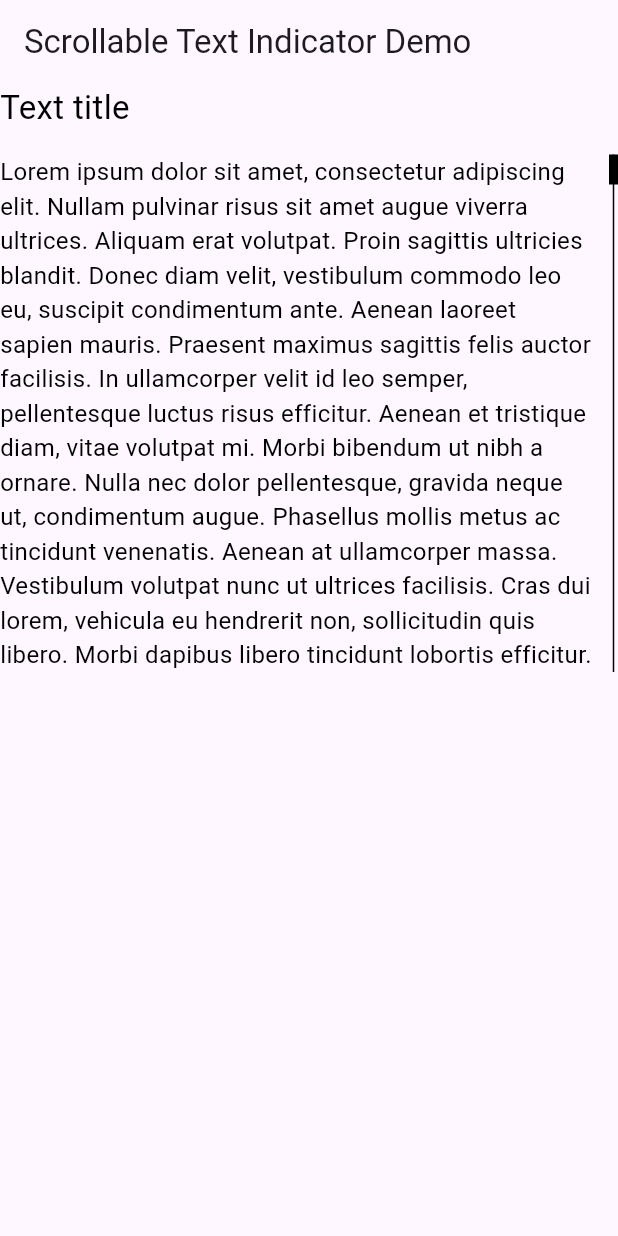
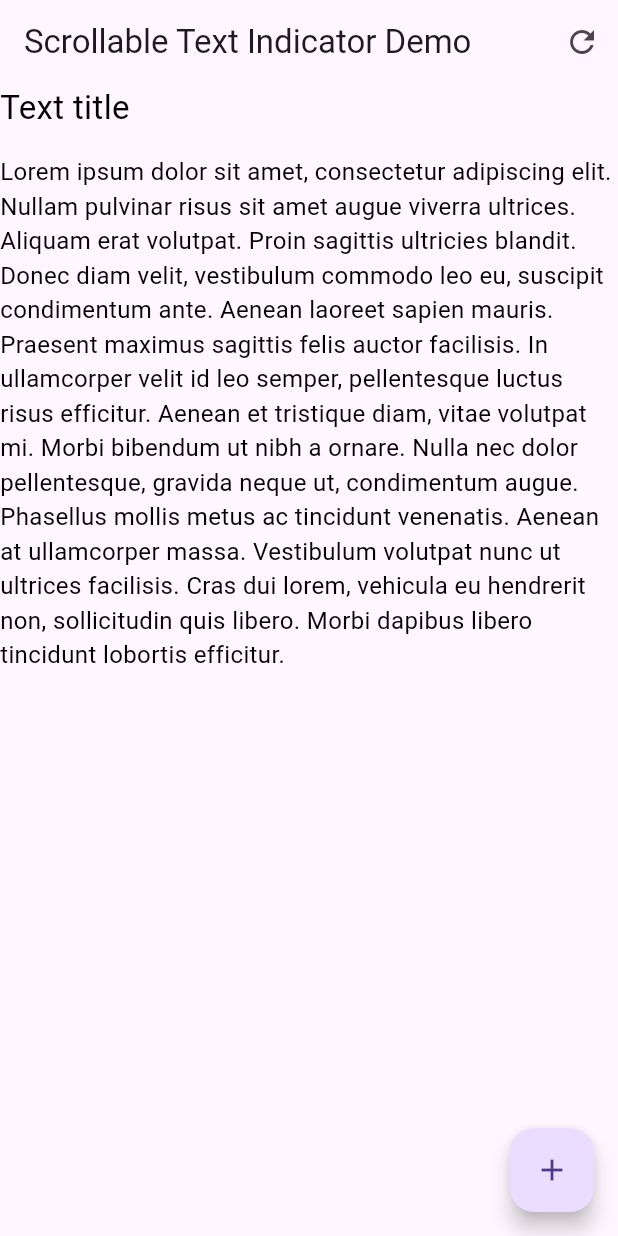
Before and after one commit to SlavisDEV/scrollable_text_indicator, a Flutter app: the screen it shows after launch, on a phone screen of 412 x 824 dp. Run offline on Flutter 3.47's test engine with Material 3 defaults, Android fonts, the phone set to English and light mode, and no system bars.

Commit message:
hide scrollbar when content is not scrollable

```diff
--- a/example/lib/main.dart
+++ b/example/lib/main.dart
@@ -23,6 +23,7 @@ class MyApp extends StatelessWidget {
 
 class MyHomePage extends StatefulWidget {
   const MyHomePage({super.key, required this.title});
+
   final String title;
 
   @override
@@ -30,30 +31,59 @@ class MyHomePage extends StatefulWidget {
 }
 
 class _MyHomePageState extends State<MyHomePage> {
+  final String _template =
+      'Lorem ipsum dolor sit amet, consectetur adipiscing elit. Nullam pulvinar risus sit amet augue viverra ultrices. Aliquam erat volutpat. Proin sagittis ultricies blandit. Donec diam velit, vestibulum commodo leo eu, suscipit condimentum ante. Aenean laoreet sapien mauris. Praesent maximus sagittis felis auctor facilisis. In ullamcorper velit id leo semper, pellentesque luctus risus efficitur. Aenean et tristique diam, vitae volutpat mi. Morbi bibendum ut nibh a ornare. Nulla nec dolor pellentesque, gravida neque ut, condimentum augue. Phasellus mollis metus ac tincidunt venenatis. Aenean at ullamcorper massa. Vestibulum volutpat nunc ut ultrices facilisis. Cras dui lorem, vehicula eu hendrerit non, sollicitudin quis libero. Morbi dapibus libero tincidunt lobortis efficitur.';
+  String _content = '';
+
+  @override
+  void initState() {
+    super.initState();
+    _content = _template;
+  }
+
+  _resetContent() {
+    setState(() {
+      _content = _template;
+    });
+  }
+
+  _incrementContent() {
+    setState(() {
+      _content = '$_content $_template';
+    });
+  }
+
   @override
   Widget build(BuildContext context) {
     return Scaffold(
       appBar: AppBar(
         title: Text(widget.title),
+        actions: [
+          IconButton(onPressed: _resetContent, icon: const Icon(Icons.refresh)),
+        ],
+      ),
+      floatingActionButton: FloatingActionButton(
+        onPressed: _incrementContent,
+        child: const Icon(Icons.add),
       ),
       body: Column(
         crossAxisAlignment: CrossAxisAlignment.stretch,
-          children: const [
-            Text(
+        children: [
+          const Text(
             'Text title',
             style: TextStyle(
               fontSize: 22.0,
               color: Colors.black,
             ),
           ),
-            SizedBox(
+          const SizedBox(
             height: 16.0,
           ),
           Flexible(
             child: ScrollableTextIndicator(
               text: Text(
-                  'Lorem ipsum dolor sit amet, consectetur adipiscing elit. Nullam pulvinar risus sit amet augue viverra ultrices. Aliquam erat volutpat. Proin sagittis ultricies blandit. Donec diam velit, vestibulum commodo leo eu, suscipit condimentum ante. Aenean laoreet sapien mauris. Praesent maximus sagittis felis auctor facilisis. In ullamcorper velit id leo semper, pellentesque luctus risus efficitur. Aenean et tristique diam, vitae volutpat mi. Morbi bibendum ut nibh a ornare. Nulla nec dolor pellentesque, gravida neque ut, condimentum augue. Phasellus mollis metus ac tincidunt venenatis. Aenean at ullamcorper massa. Vestibulum volutpat nunc ut ultrices facilisis. Cras dui lorem, vehicula eu hendrerit non, sollicitudin quis libero. Morbi dapibus libero tincidunt lobortis efficitur.',
-                  style: TextStyle(
+                _content,
+                style: const TextStyle(
                   color: Colors.black,
                   fontSize: 16.0,
                 ),
@@ -61,6 +91,7 @@ class _MyHomePageState extends State<MyHomePage> {
             ),
           ),
         ],
-        ));
+      ),
+    );
   }
 }
--- a/example/pubspec.yaml
+++ b/example/pubspec.yaml
@@ -12,7 +12,8 @@ dependencies:
   flutter:
     sdk: flutter
   cupertino_icons: ^1.0.5
-  scrollable_text_indicator: ^0.0.1
+  scrollable_text_indicator:
+    path: ../
 
 dev_dependencies:
   flutter_test:
--- a/lib/scrollable_text_indicator.dart
+++ b/lib/scrollable_text_indicator.dart
@@ -4,16 +4,22 @@ import 'package:scrollable_text_indicator/size_reporting_widget.dart';
 class ScrollableTextIndicator extends StatefulWidget {
   // The text to display
   final Text text;
+
   // The width of the thumb
   final double indicatorThumbWidth;
+
   // The height of the thumb
   final double indicatorThumbHeight;
+
   // The width of the vertical line
   final double indicatorBarWidth;
+
   // The spacing between the text and the scroll indicator
   final double indicatorSpacing;
+
   // The color of the thumb
   final Color indicatorThumbColor;
+
   // The color of the vertical line
   final Color indicatorBarColor;
 
@@ -39,17 +45,33 @@ class _ScrollableTextIndicatorState extends State<ScrollableTextIndicator> {
   double _scrollTopOffset = 0.0;
   double? _scrollBarHeight;
   double? _textHeight;
+
   double get _scrollMaxPosition => _scrollBarHeight == null
       ? 0
       : _scrollBarHeight! - widget.indicatorThumbHeight;
+
   double get _scrollRange => (_textHeight ?? 0.0) > (_scrollBarHeight ?? 0.0)
       ? _textHeight! - _scrollBarHeight!
       : 0.0;
+
+  bool isScrollable = true;
 
   @override
   void initState() {
     super.initState();
     _scrollController.addListener(_scrollListener);
+
+    WidgetsBinding.instance.addPostFrameCallback((_) {
+      _setIsScrollable();
+    });
+  }
+
+  _setIsScrollable() {
+    if (_scrollController.hasClients) {
+      setState(() {
+        isScrollable = _scrollController.position.maxScrollExtent > 0;
+      });
+    }
   }
 
   void _scrollListener() {
@@ -58,6 +80,7 @@ class _ScrollableTextIndicatorState extends State<ScrollableTextIndicator> {
     if (!mounted) {
       return;
     }
+
     setState(() {
       _scrollTopOffset = _scrollController.offset * factor;
     });
@@ -80,13 +103,16 @@ class _ScrollableTextIndicatorState extends State<ScrollableTextIndicator> {
                   setState(() {
                     _textHeight = size.height;
                   });
+                  _setIsScrollable();
                 },
               ),
             ),
           ),
+          if (isScrollable)
             SizedBox(
               width: widget.indicatorSpacing,
             ),
+          if (isScrollable)
             SizedBox(
               width: widget.indicatorThumbWidth,
               child: Stack(
@@ -104,6 +130,7 @@ class _ScrollableTextIndicatorState extends State<ScrollableTextIndicator> {
                       setState(() {
                         _scrollBarHeight = size.height;
                       });
+                      _setIsScrollable();
                     },
                   ),
                   Positioned(
```
Also changed, not shown: example/pubspec.lock, 1 other file. Lines whose indentation alone changed are shown as unchanged.
